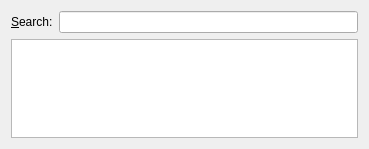
Old version of the form scribus/unicodesearch.ui in the repository scribusproject/scribus.
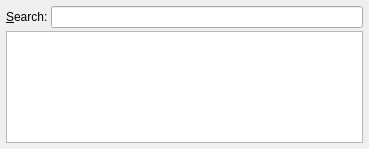
New version of the form.

Commit message: table is not "disabled" (gray fonts)

```diff
--- a/scribus/unicodesearch.ui
+++ b/scribus/unicodesearch.ui
@@ -15,58 +15,24 @@
   </property>
   <layout class="QGridLayout" >
    <property name="leftMargin" >
-    <number>11</number>
+    <number>6</number>
    </property>
    <property name="topMargin" >
-    <number>11</number>
+    <number>6</number>
    </property>
    <property name="rightMargin" >
-    <number>11</number>
+    <number>6</number>
    </property>
    <property name="bottomMargin" >
-    <number>11</number>
+    <number>6</number>
    </property>
    <property name="horizontalSpacing" >
-    <number>6</number>
+    <number>3</number>
    </property>
    <property name="verticalSpacing" >
-    <number>6</number>
+    <number>3</number>
    </property>
    <item row="0" column="0" >
-    <layout class="QVBoxLayout" >
-     <property name="spacing" >
-      <number>6</number>
-     </property>
-     <property name="leftMargin" >
-      <number>0</number>
-     </property>
-     <property name="topMargin" >
-      <number>0</number>
-     </property>
-     <property name="rightMargin" >
-      <number>0</number>
-     </property>
-     <property name="bottomMargin" >
-      <number>0</number>
-     </property>
-     <item>
-      <layout class="QHBoxLayout" >
-       <property name="spacing" >
-        <number>6</number>
-       </property>
-       <property name="leftMargin" >
-        <number>0</number>
-       </property>
-       <property name="topMargin" >
-        <number>0</number>
-       </property>
-       <property name="rightMargin" >
-        <number>0</number>
-       </property>
-       <property name="bottomMargin" >
-        <number>0</number>
-       </property>
-       <item>
         <widget class="QLabel" name="textLabel1" >
          <property name="text" >
           <string>&amp;Search:</string>
@@ -79,13 +45,14 @@
          </property>
         </widget>
        </item>
-       <item>
+   <item row="0" column="1" >
         <widget class="QLineEdit" name="searchEdit" />
        </item>
-      </layout>
-     </item>
-     <item>
+   <item row="1" column="0" colspan="2" >
       <widget class="QTableWidget" name="unicodeList" >
+     <property name="alternatingRowColors" >
+      <bool>true</bool>
+     </property>
        <property name="selectionMode" >
         <enum>QAbstractItemView::SingleSelection</enum>
        </property>
@@ -99,8 +66,6 @@
         <bool>true</bool>
        </property>
       </widget>
-     </item>
-    </layout>
    </item>
   </layout>
  </widget>
```
Lines whose indentation alone changed are shown as unchanged. The commit also changes 1 other file.
